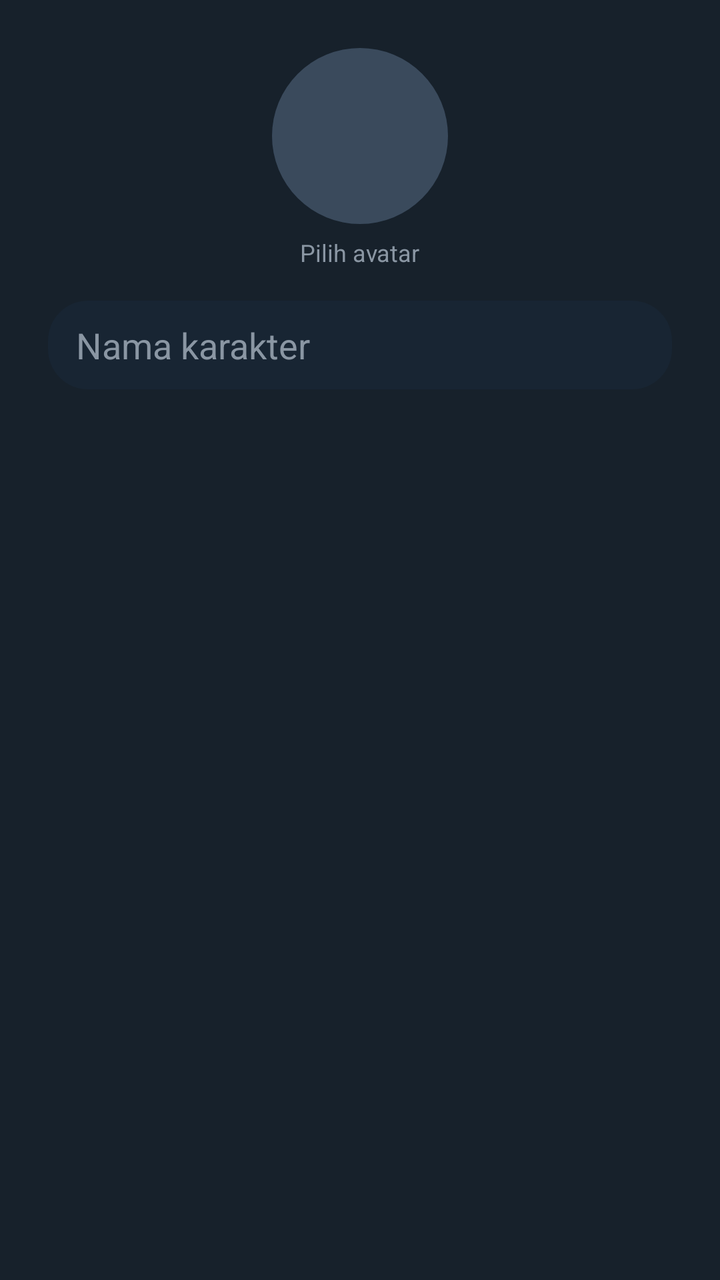
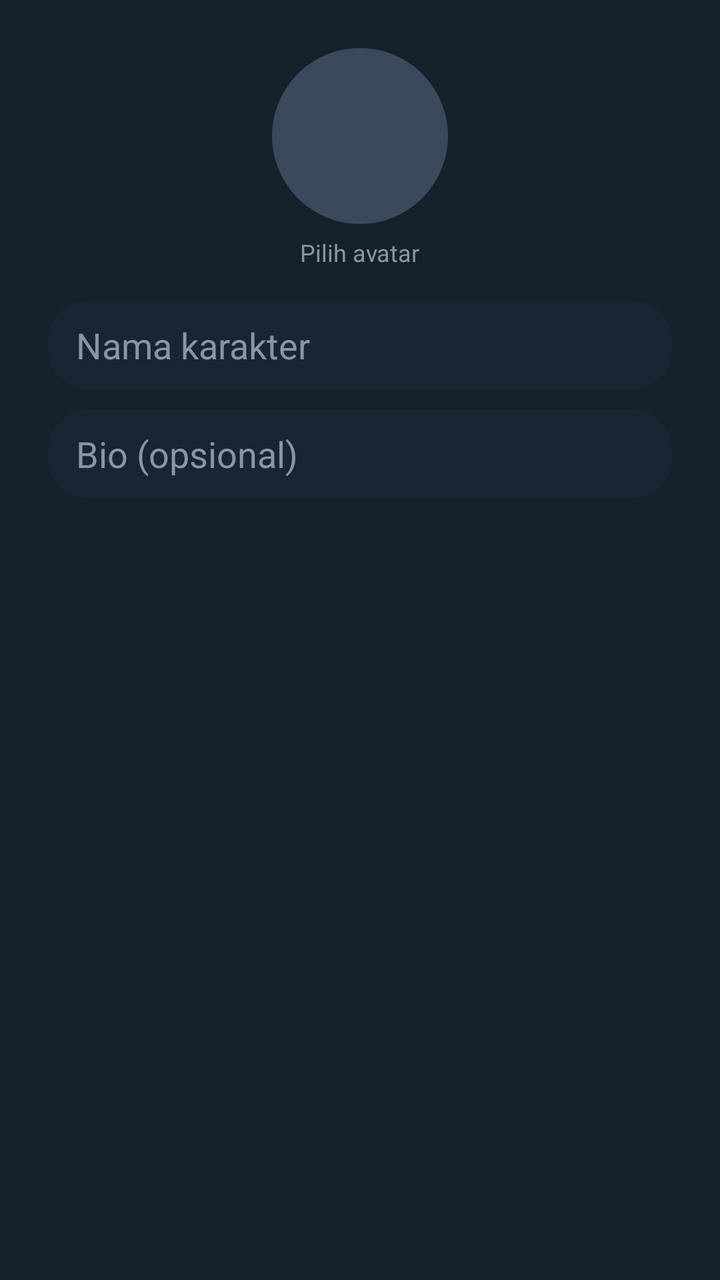

Screens rendered from an Android XML layout before and after an edit, with the pre-edit source and the edit as a unified diff.
<!-- AndroidManifest.xml: application theme Theme.RpChat -->
<!-- res/layout/dialog_add_character.xml -->
<?xml version="1.0" encoding="utf-8"?>
<LinearLayout
    xmlns:android="http://schemas.android.com/apk/res/android"
    android:layout_width="match_parent"
    android:layout_height="wrap_content"
    android:orientation="vertical"
    android:gravity="center_horizontal"
    android:padding="24dp">

    <ImageView
        android:id="@+id/imgAvatarPreview"
        android:layout_width="88dp"
        android:layout_height="88dp"
        android:src="@drawable/avatar_placeholder"
        android:scaleType="centerCrop"
        android:background="@drawable/bg_avatar_circle"
        android:clickable="true"
        android:focusable="true"
        android:contentDescription="@string/choose_avatar" />

    <TextView
        android:layout_width="wrap_content"
        android:layout_height="wrap_content"
        android:layout_marginTop="6dp"
        android:text="@string/choose_avatar"
        android:textColor="@color/text_secondary"
        android:textSize="12sp" />

    <EditText
        android:id="@+id/editName"
        android:layout_width="match_parent"
        android:layout_height="wrap_content"
        android:layout_marginTop="16dp"
        android:hint="@string/character_name_hint"
        android:textColorHint="@color/text_secondary"
        android:textColor="@color/text_primary"
        android:inputType="textCapWords"
        android:background="@drawable/bg_input"
        android:paddingStart="14dp"
        android:paddingEnd="14dp"
        android:paddingTop="10dp"
        android:paddingBottom="10dp" />

</LinearLayout>
<!-- resources referenced by this layout -->
<resources>
  <color name="text_primary">#FFFFFF</color>
  <color name="text_secondary">#8A96A3</color>
  <!-- drawable avatar_placeholder (drawable) -->
  <?xml version="1.0" encoding="utf-8"?>
  <shape xmlns:android="http://schemas.android.com/apk/res/android" android:shape="oval">
      <solid android:color="#3A4A5C" />
  </shape>
  <!-- drawable bg_avatar_circle (drawable) -->
  <?xml version="1.0" encoding="utf-8"?>
  <shape xmlns:android="http://schemas.android.com/apk/res/android" android:shape="oval">
      <solid android:color="@color/bubble_other" />
  </shape>
  <!-- drawable bg_input (drawable) -->
  <?xml version="1.0" encoding="utf-8"?>
  <shape xmlns:android="http://schemas.android.com/apk/res/android">
      <solid android:color="@color/bubble_other" />
      <corners android:radius="20dp" />
  </shape>
  <string name="character_name_hint">Nama karakter</string>
  <string name="choose_avatar">Pilih avatar</string>
  <style name="Theme.RpChat" parent="Theme.MaterialComponents.DayNight.NoActionBar">
          <item name="colorPrimary">@color/accent</item>
          <item name="colorPrimaryDark">@color/bg_app</item>
          <item name="colorAccent">@color/accent</item>
          <item name="android:windowBackground">@color/bg_app</item>
          <item name="android:statusBarColor">@color/bg_app</item>
      </style>
  <color name="bubble_other">#182533</color>
  <color name="accent">#4EA4F6</color>
  <color name="bg_app">#17212B</color>
</resources>

<!-- the commit's change to res/layout/dialog_add_character.xml (unified diff, before → after) -->
@@ -1,44 +1,66 @@
 <?xml version="1.0" encoding="utf-8"?>
-<LinearLayout
+<ScrollView
     xmlns:android="http://schemas.android.com/apk/res/android"
     android:layout_width="match_parent"
     android:layout_height="wrap_content"
-    android:orientation="vertical"
-    android:gravity="center_horizontal"
-    android:padding="24dp">
+    android:maxHeight="480dp">
 
-    <ImageView
-        android:id="@+id/imgAvatarPreview"
-        android:layout_width="88dp"
-        android:layout_height="88dp"
-        android:src="@drawable/avatar_placeholder"
-        android:scaleType="centerCrop"
-        android:background="@drawable/bg_avatar_circle"
-        android:clickable="true"
-        android:focusable="true"
-        android:contentDescription="@string/choose_avatar" />
-
-    <TextView
-        android:layout_width="wrap_content"
-        android:layout_height="wrap_content"
-        android:layout_marginTop="6dp"
-        android:text="@string/choose_avatar"
-        android:textColor="@color/text_secondary"
-        android:textSize="12sp" />
-
-    <EditText
-        android:id="@+id/editName"
+    <LinearLayout
         android:layout_width="match_parent"
         android:layout_height="wrap_content"
-        android:layout_marginTop="16dp"
-        android:hint="@string/character_name_hint"
-        android:textColorHint="@color/text_secondary"
-        android:textColor="@color/text_primary"
-        android:inputType="textCapWords"
-        android:background="@drawable/bg_input"
-        android:paddingStart="14dp"
-        android:paddingEnd="14dp"
-        android:paddingTop="10dp"
-        android:paddingBottom="10dp" />
+        android:orientation="vertical"
+        android:gravity="center_horizontal"
+        android:padding="24dp">
 
-</LinearLayout>
+        <ImageView
+            android:id="@+id/imgAvatarPreview"
+            android:layout_width="88dp"
+            android:layout_height="88dp"
+            android:src="@drawable/avatar_placeholder"
+            android:scaleType="centerCrop"
+            android:background="@drawable/bg_avatar_circle"
+            android:clickable="true"
+            android:focusable="true"
+            android:contentDescription="@string/choose_avatar" />
+
+        <TextView
+            android:layout_width="wrap_content"
+            android:layout_height="wrap_content"
+            android:layout_marginTop="6dp"
+            android:text="@string/choose_avatar"
+            android:textColor="@color/text_secondary"
+            android:textSize="12sp" />
+
+        <EditText
+            android:id="@+id/editName"
+            android:layout_width="match_parent"
+            android:layout_height="wrap_content"
+            android:layout_marginTop="16dp"
+            android:hint="@string/character_name_hint"
+            android:textColorHint="@color/text_secondary"
+            android:textColor="@color/text_primary"
+            android:inputType="textCapWords"
+            android:background="@drawable/bg_input"
+            android:paddingStart="14dp"
+            android:paddingEnd="14dp"
+            android:paddingTop="10dp"
+            android:paddingBottom="10dp" />
+
+        <EditText
+            android:id="@+id/editBio"
+            android:layout_width="match_parent"
+            android:layout_height="wrap_content"
+            android:layout_marginTop="10dp"
+            android:hint="@string/bio_hint"
+            android:textColorHint="@color/text_secondary"
+            android:textColor="@color/text_primary"
+            android:inputType="textCapSentences|textMultiLine"
+            android:maxLines="3"
+            android:background="@drawable/bg_input"
+            android:paddingStart="14dp"
+            android:paddingEnd="14dp"
+            android:paddingTop="10dp"
+            android:paddingBottom="10dp" />
+
+    </LinearLayout>
+</ScrollView>
<!-- resource entries referenced after the edit -->
@@ -18,6 +18,7 @@
       <solid android:color="@color/bubble_other" />
       <corners android:radius="20dp" />
   </shape>
+  <string name="bio_hint">Bio (opsional)</string>
   <string name="character_name_hint">Nama karakter</string>
   <string name="choose_avatar">Pilih avatar</string>
   <style name="Theme.RpChat" parent="Theme.MaterialComponents.DayNight.NoActionBar">
